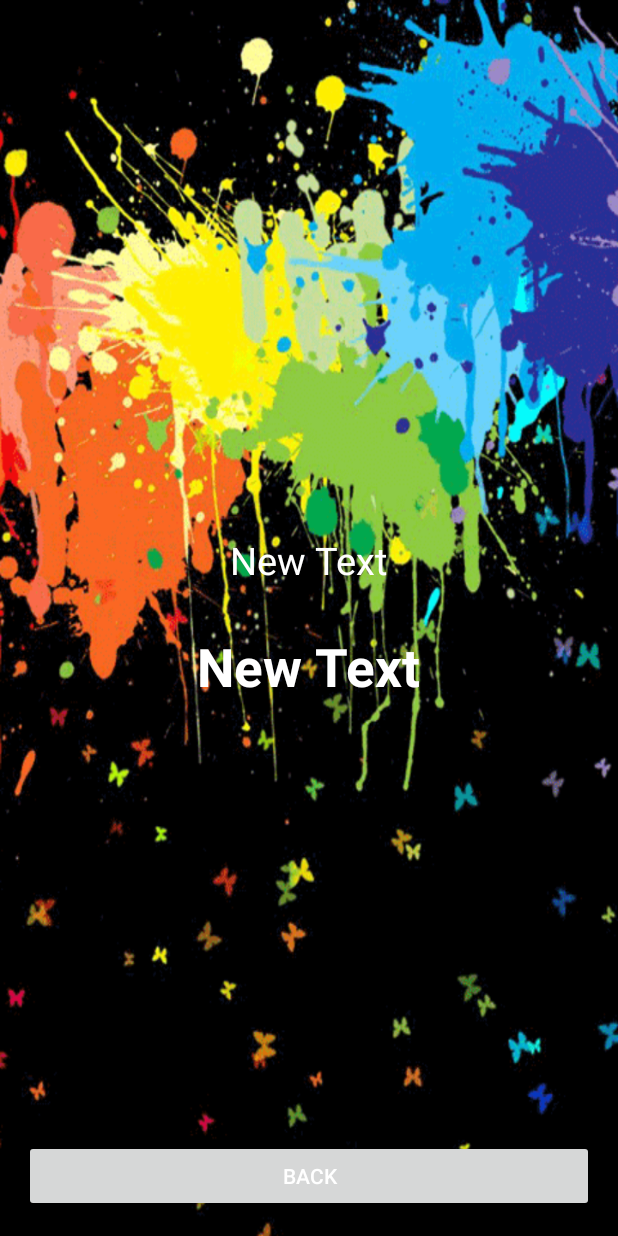
After one commit to masterUNG/MyIshiharaRmutsb, an Android app: the layout activity_show_detail.xml on its own in the app's theme, with its tools: preview values and no code run, on a phone screen of 412 x 824 dp. The commit adds this screen. Run offline under Robolectric (Android 15) with nearby library versions, the phone set to English and light mode, and no system bars.

Commit message:
ShowDetail

```diff
--- a/app/src/main/AndroidManifest.xml
+++ b/app/src/main/AndroidManifest.xml
@@ -25,6 +25,10 @@
             android:name=".ReadAllDataActivity"
             android:label="@string/title_activity_read_all_data" >
         </activity>
+        <activity
+            android:name=".ShowDetailActivity"
+            android:label="@string/title_activity_show_detail" >
+        </activity>
     </application>
 
 </manifest>
--- a/app/src/main/res/layout/activity_read_all_data.xml
+++ b/app/src/main/res/layout/activity_read_all_data.xml
@@ -28,7 +28,8 @@
                 android:text="New Text"
                 android:id="@+id/txtShowTime"
                 android:textSize="20dp"
-                android:layout_gravity="center_vertical" />
+                android:layout_gravity="center_vertical"
+                android:layout_marginLeft="20dp" />
         </LinearLayout>
     </LinearLayout>
 </RelativeLayout>
--- /dev/null
+++ b/app/src/main/res/layout/activity_show_detail.xml
@@ -0,0 +1,45 @@
+<RelativeLayout xmlns:android="http://schemas.android.com/apk/res/android"
+    xmlns:tools="http://schemas.android.com/tools" android:layout_width="match_parent"
+    android:layout_height="match_parent" android:paddingLeft="@dimen/activity_horizontal_margin"
+    android:paddingRight="@dimen/activity_horizontal_margin"
+    android:paddingTop="@dimen/activity_vertical_margin"
+    android:paddingBottom="@dimen/activity_vertical_margin"
+    tools:context="appewtc.masterung.myishihararmutsb.ShowDetailActivity"
+    android:background="@drawable/bg21">
+
+    <LinearLayout
+        android:orientation="vertical"
+        android:layout_width="match_parent"
+        android:layout_height="wrap_content"
+        android:layout_centerVertical="true">
+
+        <TextView
+            android:layout_width="wrap_content"
+            android:layout_height="wrap_content"
+            android:text="New Text"
+            android:id="@+id/txtMyShowTime"
+            android:textSize="25dp"
+            android:layout_gravity="center_horizontal"
+            android:textColor="@color/text" />
+
+        <TextView
+            android:layout_width="wrap_content"
+            android:layout_height="wrap_content"
+            android:text="New Text"
+            android:id="@+id/txtMyShowScore"
+            android:textSize="@dimen/h1"
+            android:textStyle="bold"
+            android:layout_gravity="center_horizontal"
+            android:layout_marginTop="30dp"
+            android:textColor="@color/text" />
+    </LinearLayout>
+
+    <Button
+        android:layout_width="match_parent"
+        android:layout_height="wrap_content"
+        android:text="Back"
+        android:onClick="clickBack"
+        android:id="@+id/button4"
+        android:layout_alignParentBottom="true"
+        android:textColor="@color/text" />
+</RelativeLayout>
--- a/app/src/main/res/values/strings.xml
+++ b/app/src/main/res/values/strings.xml
@@ -6,4 +6,5 @@
     <string name="title">Ishihara</string>
     <string name="title_activity_show_score">ShowScoreActivity</string>
     <string name="title_activity_read_all_data">ReadAllDataActivity</string>
+    <string name="title_activity_show_detail">ShowDetailActivity</string>
 </resources>
```
Also changed, not shown: app/src/main/java/appewtc/masterung/myishihararmutsb/ReadAllDataActivity.java (+19 -0 lines), app/src/main/java/appewtc/masterung/myishihararmutsb/ShowDetailActivity.java (added, +65 -0 lines), app/src/main/res/menu/menu_show_detail.xml (added, +7 -0 lines).
